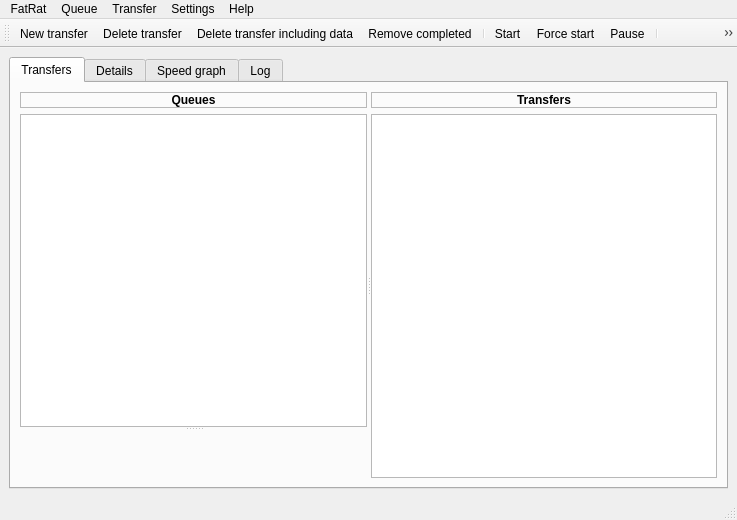
Before: the Qt Designer form src/MainWindow.ui in LubosD/fatrat, drawn with Qt 5.
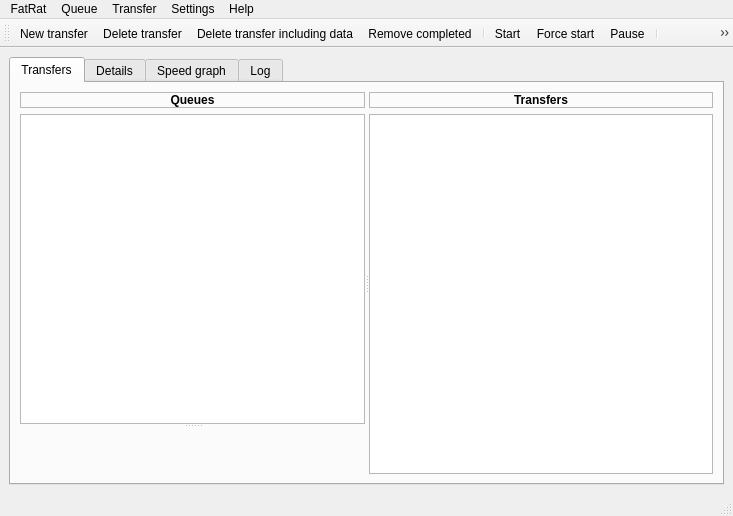
After: the same form once the commit is applied. Icons and pictures are not drawn. Custom widgets are drawn as their Qt base class.

Diff of the .ui file:
```diff
--- a/src/MainWindow.ui
+++ b/src/MainWindow.ui
@@ -1,12 +1,12 @@
 <ui version="4.0" >
  <class>MainWindow</class>
- <widget class="QMainWindow" name="MainWindow" >
-  <property name="geometry" >
+ <widget class="QMainWindow" name="MainWindow">
+  <property name="geometry">
    <rect>
     <x>0</x>
     <y>0</y>
-    <width>737</width>
-    <height>520</height>
+    <width>733</width>
+    <height>516</height>
    </rect>
   </property>
   <property name="acceptDrops" >
@@ -32,18 +32,18 @@
       <property name="currentIndex" >
        <number>0</number>
       </property>
-      <widget class="QWidget" name="tab" >
-       <attribute name="title" >
-        <string>Transfers</string>
-       </attribute>
-       <attribute name="icon" >
-        <iconset resource="../gfx/resources.qrc" >
+      <widget class="QWidget" name="tab">
+       <attribute name="icon">
+        <iconset>
          <normaloff>:/menu/main_view.png</normaloff>:/menu/main_view.png</iconset>
        </attribute>
-       <layout class="QGridLayout" name="gridLayout_2" >
-        <item row="0" column="0" >
-         <widget class="QSplitter" name="splitterQueues" >
-          <property name="orientation" >
+       <attribute name="title">
+        <string>Transfers</string>
+       </attribute>
+       <layout class="QGridLayout" name="gridLayout_2">
+        <item row="0" column="0">
+         <widget class="QSplitter" name="splitterQueues">
+          <property name="orientation">
            <enum>Qt::Horizontal</enum>
           </property>
           <widget class="QSplitter" name="splitterStats" >
@@ -174,19 +174,19 @@
         </item>
        </layout>
       </widget>
-      <widget class="QWidget" name="tab_2" >
-       <attribute name="title" >
-        <string>Details</string>
-       </attribute>
-       <attribute name="icon" >
-        <iconset resource="../gfx/resources.qrc" >
+      <widget class="QWidget" name="tab_2">
+       <attribute name="icon">
+        <iconset>
          <normaloff>:/menu/details.png</normaloff>:/menu/details.png</iconset>
        </attribute>
-       <layout class="QGridLayout" >
-        <item row="0" column="0" colspan="2" >
-         <widget class="QLabel" name="label_3" >
-          <property name="text" >
-           <string>&lt;b>Name:</string>
+       <attribute name="title">
+        <string>Details</string>
+       </attribute>
+       <layout class="QGridLayout">
+        <item row="0" column="0" colspan="2">
+         <widget class="QLabel" name="label_3">
+          <property name="text">
+           <string>&lt;b&gt;Name:</string>
           </property>
          </widget>
         </item>
@@ -316,16 +316,16 @@
         </item>
        </layout>
       </widget>
-      <widget class="QWidget" name="widget" >
-       <attribute name="title" >
-        <string>Speed graph</string>
-       </attribute>
-       <attribute name="icon" >
-        <iconset resource="../gfx/resources.qrc" >
+      <widget class="QWidget" name="widget">
+       <attribute name="icon">
+        <iconset>
          <normaloff>:/menu/network.png</normaloff>:/menu/network.png</iconset>
        </attribute>
-       <layout class="QGridLayout" name="gridLayout" >
-        <property name="margin" >
+       <attribute name="title">
+        <string>Speed graph</string>
+       </attribute>
+       <layout class="QGridLayout" name="gridLayout">
+        <property name="margin">
          <number>0</number>
         </property>
         <property name="spacing" >
@@ -336,18 +336,18 @@
         </item>
        </layout>
       </widget>
-      <widget class="QWidget" name="tab_3" >
-       <attribute name="title" >
-        <string>Log</string>
-       </attribute>
-       <attribute name="icon" >
-        <iconset resource="../gfx/resources.qrc" >
+      <widget class="QWidget" name="tab_3">
+       <attribute name="icon">
+        <iconset>
          <normaloff>:/menu/log.png</normaloff>:/menu/log.png</iconset>
        </attribute>
-       <layout class="QGridLayout" >
-        <item row="0" column="0" >
-         <widget class="QSplitter" name="splitter" >
-          <property name="orientation" >
+       <attribute name="title">
+        <string>Log</string>
+       </attribute>
+       <layout class="QGridLayout">
+        <item row="0" column="0">
+         <widget class="QSplitter" name="splitter">
+          <property name="orientation">
            <enum>Qt::Vertical</enum>
           </property>
           <widget class="QWidget" name="layoutWidget" >
@@ -433,30 +433,30 @@
     </item>
    </layout>
   </widget>
-  <widget class="QMenuBar" name="menubar" >
-   <property name="geometry" >
+  <widget class="QMenuBar" name="menubar">
+   <property name="geometry">
     <rect>
      <x>0</x>
      <y>0</y>
-     <width>737</width>
-     <height>25</height>
+     <width>733</width>
+     <height>23</height>
     </rect>
    </property>
-   <widget class="QMenu" name="menuHelp" >
-    <property name="title" >
+   <widget class="QMenu" name="menuHelp">
+    <property name="title">
      <string>Help</string>
     </property>
     <addaction name="actionAboutQt" />
     <addaction name="actionAbout" />
    </widget>
-   <widget class="QMenu" name="menuSettings" >
-    <property name="title" >
+   <widget class="QMenu" name="menuSettings">
+    <property name="title">
      <string>Settings</string>
     </property>
     <addaction name="actionSettings" />
    </widget>
-   <widget class="QMenu" name="menuFatRat" >
-    <property name="title" >
+   <widget class="QMenu" name="menuFatRat">
+    <property name="title">
      <string>FatRat</string>
     </property>
     <addaction name="actionDropBox" />
@@ -464,8 +464,8 @@
     <addaction name="separator" />
     <addaction name="actionQuit" />
    </widget>
-   <widget class="QMenu" name="menuTransfer" >
-    <property name="title" >
+   <widget class="QMenu" name="menuTransfer">
+    <property name="title">
      <string>Transfer</string>
     </property>
     <addaction name="actionNewTransfer" />
@@ -485,8 +485,8 @@
     <addaction name="separator" />
     <addaction name="actionProperties" />
    </widget>
-   <widget class="QMenu" name="menuQueue" >
-    <property name="title" >
+   <widget class="QMenu" name="menuQueue">
+    <property name="title">
      <string>Queue</string>
     </property>
     <addaction name="actionNewQueue" />
@@ -499,11 +499,11 @@
     <addaction name="separator" />
     <addaction name="actionQueueProperties" />
    </widget>
-   <addaction name="menuFatRat" />
-   <addaction name="menuQueue" />
-   <addaction name="menuTransfer" />
-   <addaction name="menuSettings" />
-   <addaction name="menuHelp" />
+   <addaction name="menuFatRat"/>
+   <addaction name="menuQueue"/>
+   <addaction name="menuTransfer"/>
+   <addaction name="menuSettings"/>
+   <addaction name="menuHelp"/>
   </widget>
   <widget class="QStatusBar" name="statusbar" />
   <widget class="QToolBar" name="toolBar" >
@@ -519,23 +519,23 @@
    <attribute name="toolBarBreak" >
     <bool>false</bool>
    </attribute>
-   <addaction name="actionNewTransfer" />
-   <addaction name="actionDeleteTransfer" />
-   <addaction name="actionDeleteTransferData" />
-   <addaction name="actionRemoveCompleted" />
-   <addaction name="separator" />
-   <addaction name="actionResume" />
-   <addaction name="actionForcedResume" />
-   <addaction name="actionPause" />
-   <addaction name="separator" />
-   <addaction name="actionTop" />
-   <addaction name="actionUp" />
-   <addaction name="actionDown" />
-   <addaction name="actionBottom" />
-   <addaction name="separator" />
-   <addaction name="actionNewQueue" />
-   <addaction name="actionDeleteQueue" />
-   <addaction name="separator" />
+   <addaction name="actionNewTransfer"/>
+   <addaction name="actionDeleteTransfer"/>
+   <addaction name="actionDeleteTransferData"/>
+   <addaction name="actionRemoveCompleted"/>
+   <addaction name="separator"/>
+   <addaction name="actionResume"/>
+   <addaction name="actionForcedResume"/>
+   <addaction name="actionPause"/>
+   <addaction name="separator"/>
+   <addaction name="actionTop"/>
+   <addaction name="actionUp"/>
+   <addaction name="actionDown"/>
+   <addaction name="actionBottom"/>
+   <addaction name="separator"/>
+   <addaction name="actionNewQueue"/>
+   <addaction name="actionDeleteQueue"/>
+   <addaction name="separator"/>
   </widget>
   <action name="actionQuit" >
    <property name="icon" >
```
Left out of the diff: 578 changed lines with no effect on the pictures.
